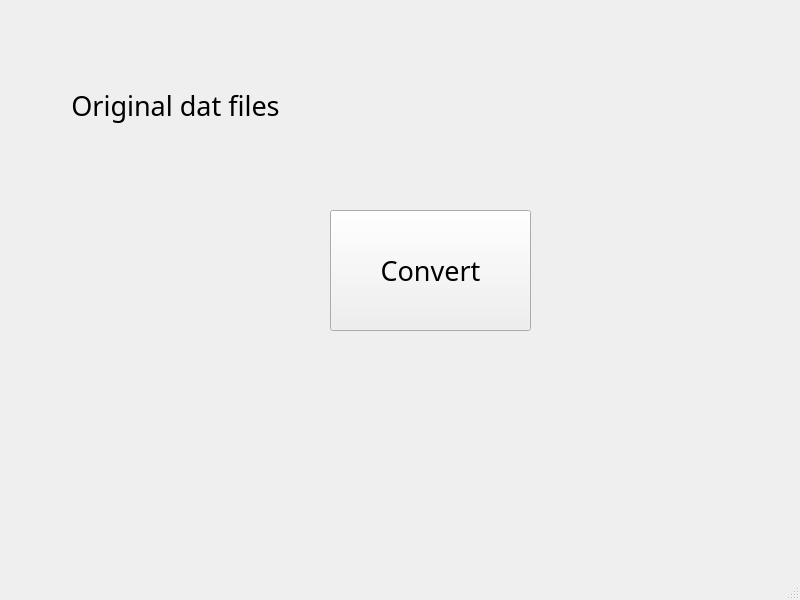
The window that mainwindow.ui (MRuzhevich/Dat_changer_UI) describes before a commit, drawn with Qt 5.
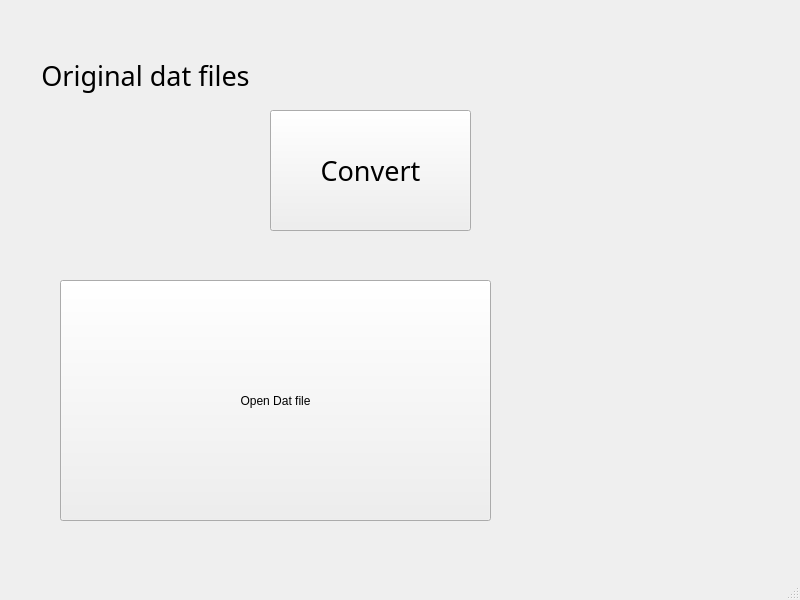
The same window after the commit.

Commit message: feat: added dat_file dialog template

Patch:
```diff
--- a/mainwindow.ui
+++ b/mainwindow.ui
@@ -17,8 +17,8 @@
    <widget class="QLabel" name="label">
     <property name="geometry">
      <rect>
-      <x>70</x>
-      <y>60</y>
+      <x>40</x>
+      <y>30</y>
       <width>211</width>
       <height>91</height>
      </rect>
@@ -36,8 +36,8 @@
    <widget class="QPushButton" name="pushButton">
     <property name="geometry">
      <rect>
-      <x>330</x>
-      <y>210</y>
+      <x>270</x>
+      <y>110</y>
       <width>201</width>
       <height>121</height>
      </rect>
@@ -52,6 +52,19 @@
      <string>Convert</string>
     </property>
    </widget>
+   <widget class="QPushButton" name="pushButton_2">
+    <property name="geometry">
+     <rect>
+      <x>60</x>
+      <y>280</y>
+      <width>431</width>
+      <height>241</height>
+     </rect>
+    </property>
+    <property name="text">
+     <string>Open Dat file</string>
+    </property>
+   </widget>
   </widget>
   <widget class="QMenuBar" name="menubar">
    <property name="geometry">
```
The commit also changes 3 other files.
